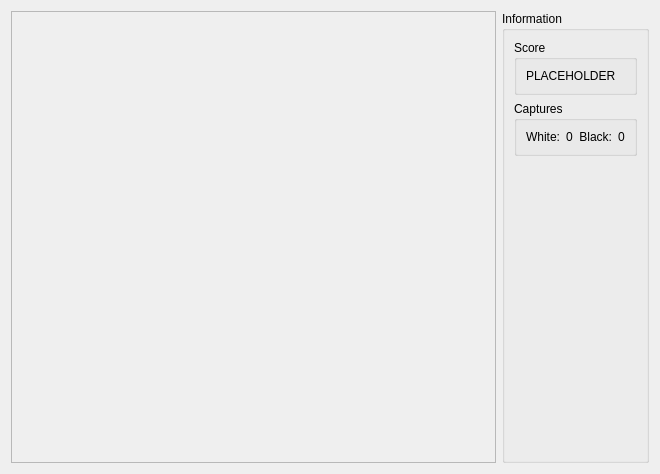
First picture: the form in src/gui/screens/gamescreen.ui, repository KDE/kigo, before the edit.
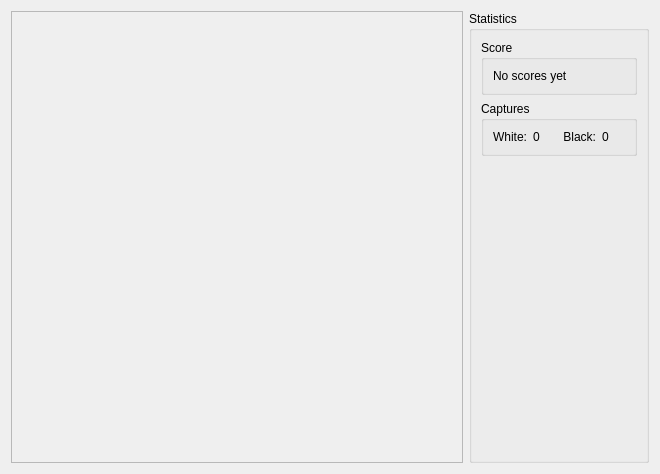
Second picture: the form after the edit.

Commit message: Hint (aka top moves for current player) mostly done, some issues remain. More configuration options (hint show length, show move hist), GameScreen now displays (some) statistics and the GoEngine got the usual bug-fixes and feature additions.

Diff of the .ui file:
```diff
--- a/src/gui/screens/gamescreen.ui
+++ b/src/gui/screens/gamescreen.ui
@@ -31,8 +31,20 @@
        <verstretch>0</verstretch>
       </sizepolicy>
      </property>
+     <property name="minimumSize" >
+      <size>
+       <width>180</width>
+       <height>0</height>
+      </size>
+     </property>
+     <property name="maximumSize" >
+      <size>
+       <width>180</width>
+       <height>16777215</height>
+      </size>
+     </property>
      <property name="title" >
-      <string>Information</string>
+      <string>Statistics</string>
      </property>
      <layout class="QVBoxLayout" name="verticalLayout_2" >
       <item>
@@ -44,7 +56,7 @@
          <item>
           <widget class="QLabel" name="label_2" >
            <property name="text" >
-            <string>PLACEHOLDER</string>
+            <string>No scores yet</string>
            </property>
           </widget>
          </item>
```
Left out of the diff: 4 changed lines with no effect on the pictures. The commit also changes 14 other files.
